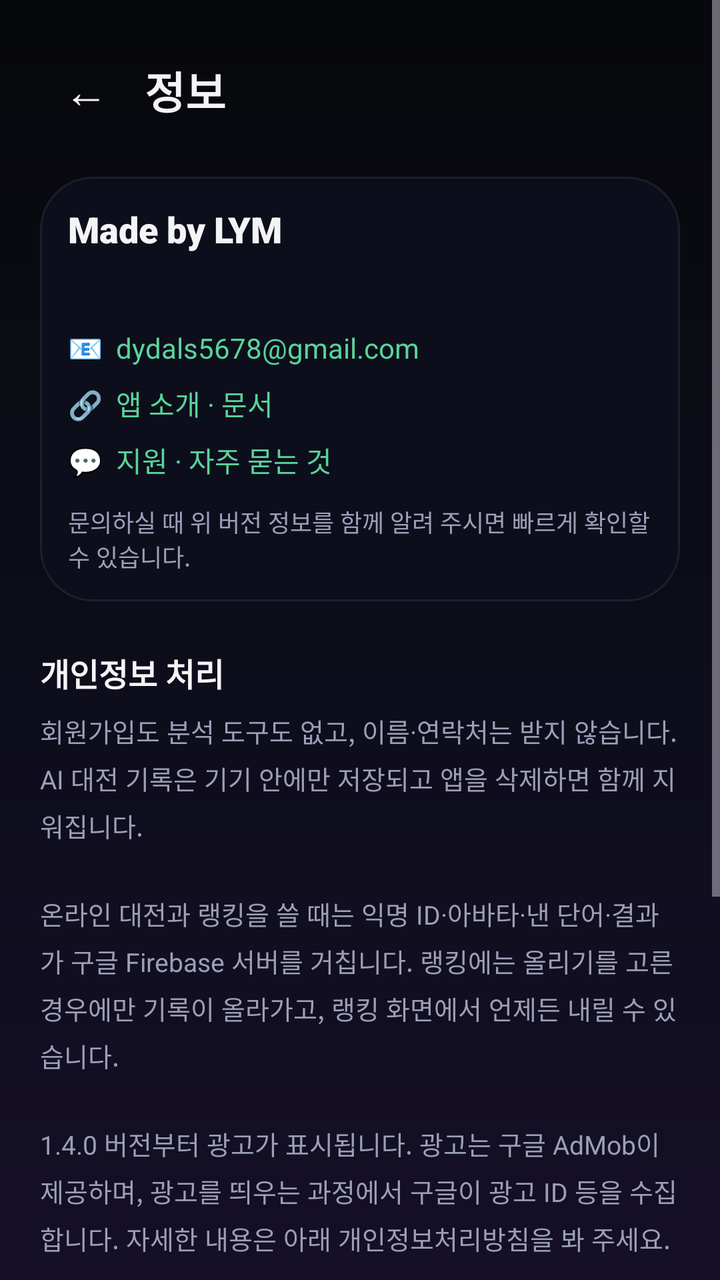
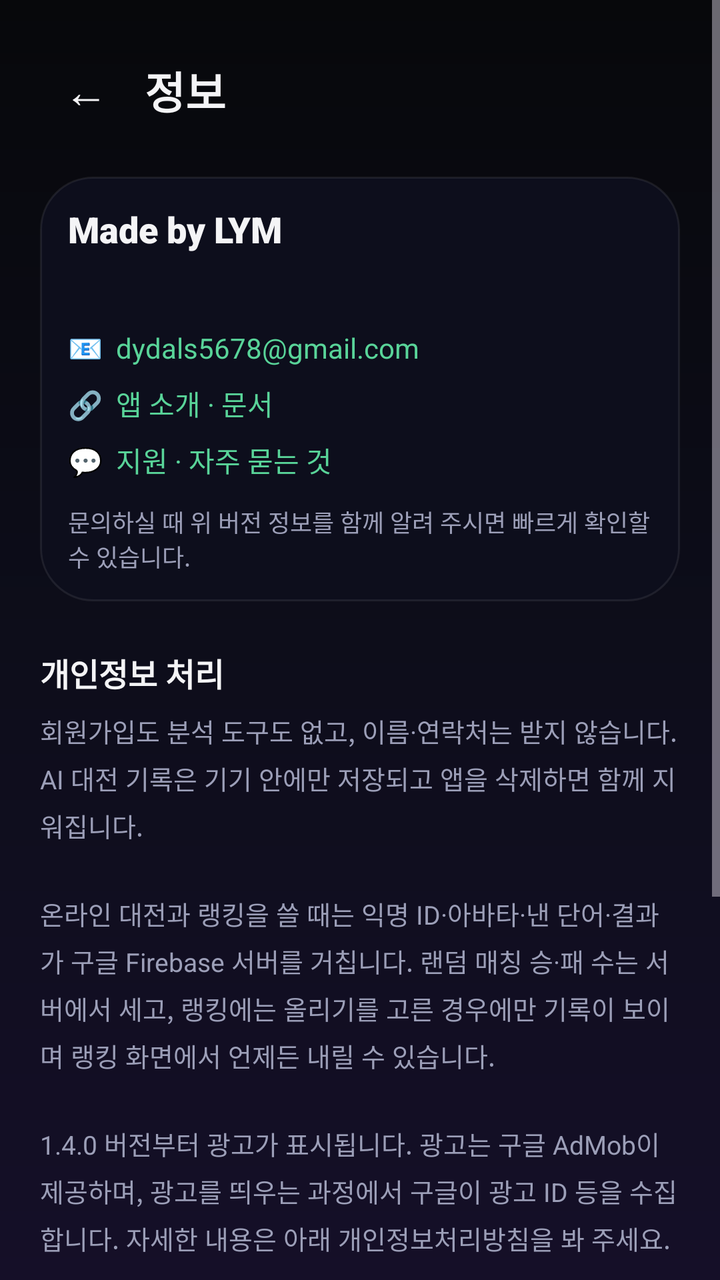

Screens rendered from an Android XML layout before and after an edit, with the pre-edit source and the edit as a unified diff.
<!-- AndroidManifest.xml: application theme Theme.KKeutmal -->
<!-- res/layout/activity_about.xml -->
<?xml version="1.0" encoding="utf-8"?>
<ScrollView xmlns:android="http://schemas.android.com/apk/res/android"
    xmlns:app="http://schemas.android.com/apk/res-auto"
    android:layout_width="match_parent"
    android:layout_height="match_parent"
    android:fillViewport="true"
    android:overScrollMode="never">

    <LinearLayout
        android:layout_width="match_parent"
        android:layout_height="wrap_content"
        android:orientation="vertical"
        android:padding="20dp">

        <LinearLayout
            android:layout_width="match_parent"
            android:layout_height="wrap_content"
            android:orientation="horizontal"
            android:gravity="center_vertical">

            <com.google.android.material.button.MaterialButton
                android:id="@+id/btnBack"
                style="?attr/borderlessButtonStyle"
                android:layout_width="wrap_content"
                android:layout_height="wrap_content"
                android:minWidth="0dp"
                android:text="←"
                android:textColor="@color/text_primary"
                android:textSize="22sp" />

            <TextView
                android:layout_width="0dp"
                android:layout_weight="1"
                android:layout_height="wrap_content"
                android:layout_marginStart="6dp"
                android:text="정보"
                android:textColor="@color/text_primary"
                android:textSize="22sp"
                android:fontFamily="sans-serif-black" />
        </LinearLayout>

        <LinearLayout
            android:layout_width="match_parent"
            android:layout_height="wrap_content"
            android:layout_marginTop="18dp"
            android:orientation="vertical"
            android:padding="14dp"
            android:background="@drawable/bg_input">

            <TextView
                android:layout_width="wrap_content"
                android:layout_height="wrap_content"
                android:text="Made by LYM"
                android:textColor="@color/text_primary"
                android:textSize="18sp"
                android:fontFamily="sans-serif-black" />

            <TextView
                android:id="@+id/tvVersion"
                android:layout_width="match_parent"
                android:layout_height="wrap_content"
                android:layout_marginTop="6dp"
                android:textColor="@color/text_dim"
                android:textSize="13sp"
                android:textIsSelectable="true" />

            <TextView
                android:id="@+id/tvMail"
                android:layout_width="match_parent"
                android:layout_height="wrap_content"
                android:layout_marginTop="10dp"
                android:paddingTop="4dp"
                android:paddingBottom="4dp"
                android:text="📧  dydals5678@gmail.com"
                android:textColor="@color/accent2"
                android:textSize="14sp"
                android:textIsSelectable="true" />

            <TextView
                android:id="@+id/tvDocs"
                android:layout_width="match_parent"
                android:layout_height="wrap_content"
                android:paddingTop="4dp"
                android:paddingBottom="4dp"
                android:text="🔗  앱 소개 · 문서"
                android:textColor="@color/accent2"
                android:textSize="14sp" />

            <TextView
                android:id="@+id/tvSupport"
                android:layout_width="match_parent"
                android:layout_height="wrap_content"
                android:paddingTop="4dp"
                android:paddingBottom="4dp"
                android:text="💬  지원 · 자주 묻는 것"
                android:textColor="@color/accent2"
                android:textSize="14sp" />

            <TextView
                android:layout_width="match_parent"
                android:layout_height="wrap_content"
                android:layout_marginTop="8dp"
                android:text="문의하실 때 위 버전 정보를 함께 알려 주시면 빠르게 확인할 수 있습니다."
                android:textColor="@color/text_dim"
                android:textSize="12sp" />
        </LinearLayout>

        <TextView
            android:layout_width="match_parent"
            android:layout_height="wrap_content"
            android:layout_marginTop="24dp"
            android:text="개인정보 처리"
            android:textColor="@color/text_primary"
            android:textSize="16sp"
            android:textStyle="bold" />

        <TextView
            android:layout_width="match_parent"
            android:layout_height="wrap_content"
            android:layout_marginTop="8dp"
            android:lineSpacingExtra="5dp"
            android:text="회원가입도 분석 도구도 없고, 이름·연락처는 받지 않습니다. AI 대전 기록은 기기 안에만 저장되고 앱을 삭제하면 함께 지워집니다.\n\n온라인 대전과 랭킹을 쓸 때는 익명 ID·아바타·낸 단어·결과가 구글 Firebase 서버를 거칩니다. 랭킹에는 올리기를 고른 경우에만 기록이 올라가고, 랭킹 화면에서 언제든 내릴 수 있습니다.\n\n1.4.0 버전부터 광고가 표시됩니다. 광고는 구글 AdMob이 제공하며, 광고를 띄우는 과정에서 구글이 광고 ID 등을 수집합니다. 자세한 내용은 아래 개인정보처리방침을 봐 주세요.\n\n마이크 권한은 음성으로 단어를 입력할 때만 쓰이며, 음성을 녹음하거나 저장하지 않습니다. 허용하지 않아도 키보드로 게임할 수 있습니다."
            android:textColor="@color/text_dim"
            android:textSize="13sp" />

        <TextView
            android:id="@+id/tvPrivacyPolicy"
            android:layout_width="match_parent"
            android:layout_height="wrap_content"
            android:layout_marginTop="10dp"
            android:paddingTop="4dp"
            android:paddingBottom="4dp"
            android:text="📄  개인정보처리방침 전문 보기"
            android:textColor="@color/accent2"
            android:textSize="14sp" />

        <TextView
            android:layout_width="match_parent"
            android:layout_height="wrap_content"
            android:layout_marginTop="24dp"
            android:text="사용한 자료와 라이선스"
            android:textColor="@color/text_primary"
            android:textSize="16sp"
            android:textStyle="bold" />

        <LinearLayout
            android:id="@+id/creditBox"
            android:layout_width="match_parent"
            android:layout_height="wrap_content"
            android:layout_marginTop="8dp"
            android:orientation="vertical" />

        <TextView
            android:id="@+id/tvMeaningNote"
            android:layout_width="match_parent"
            android:layout_height="wrap_content"
            android:layout_marginTop="12dp"
            android:lineSpacingExtra="4dp"
            android:textColor="@color/text_dim"
            android:textSize="12sp" />

        <TextView
            android:layout_width="match_parent"
            android:layout_height="wrap_content"
            android:layout_marginTop="10dp"
            android:layout_marginBottom="24dp"
            android:lineSpacingExtra="4dp"
            android:text="효과음과 배경음악은 전부 직접 합성해 만들었습니다."
            android:textColor="@color/text_dim"
            android:textSize="12sp" />
    </LinearLayout>
</ScrollView>
<!-- resources referenced by this layout -->
<resources>
  <color name="accent2">#59D499</color>
  <color name="text_dim">#9C9FB8</color>
  <color name="text_primary">#F4F4F6</color>
  <!-- drawable bg_input (drawable) -->
  <?xml version="1.0" encoding="utf-8"?>
  <shape xmlns:android="http://schemas.android.com/apk/res/android" android:shape="rectangle">
      <solid android:color="@color/input_bg" />
      <stroke android:width="1dp" android:color="@color/surface_stroke" />
      <corners android:radius="26dp" />
  </shape>
  <style name="Theme.KKeutmal" parent="Theme.Material3.Dark.NoActionBar">
          <item name="colorPrimary">@color/accent</item>
          <item name="colorOnPrimary">@color/text_on_accent</item>
          <item name="colorSecondary">@color/accent2</item>
          <item name="colorSurface">@color/surface</item>
          <item name="colorOnSurface">@color/text_primary</item>
          <item name="android:colorBackground">@color/bg_top</item>
          <item name="android:windowBackground">@drawable/bg_gradient</item>
          <item name="android:statusBarColor">@color/bg_top</item>
          <item name="android:navigationBarColor">@color/bg_bottom</item>
          <item name="android:windowLightStatusBar">false</item>
          <item name="android:textColor">@color/text_primary</item>
      </style>
  <color name="input_bg">#0D0E1C</color>
  <color name="surface_stroke">#14FFFFFF</color>
  <color name="accent">#7C6CFF</color>
  <color name="text_on_accent">#FFFFFF</color>
  <color name="surface">#111225</color>
  <color name="bg_top">#07080B</color>
  <!-- drawable bg_gradient (drawable) -->
  <?xml version="1.0" encoding="utf-8"?>
  <shape xmlns:android="http://schemas.android.com/apk/res/android" android:shape="rectangle">
      <gradient
          android:angle="270"
          android:startColor="@color/bg_top"
          android:centerColor="#0D0D1A"
          android:endColor="@color/bg_bottom" />
  </shape>
  <color name="bg_bottom">#150F28</color>
</resources>

<!-- the commit's change to res/layout/activity_about.xml (unified diff, before → after) -->
@@ -119,7 +119,7 @@
             android:layout_height="wrap_content"
             android:layout_marginTop="8dp"
             android:lineSpacingExtra="5dp"
-            android:text="회원가입도 분석 도구도 없고, 이름·연락처는 받지 않습니다. AI 대전 기록은 기기 안에만 저장되고 앱을 삭제하면 함께 지워집니다.\n\n온라인 대전과 랭킹을 쓸 때는 익명 ID·아바타·낸 단어·결과가 구글 Firebase 서버를 거칩니다. 랭킹에는 올리기를 고른 경우에만 기록이 올라가고, 랭킹 화면에서 언제든 내릴 수 있습니다.\n\n1.4.0 버전부터 광고가 표시됩니다. 광고는 구글 AdMob이 제공하며, 광고를 띄우는 과정에서 구글이 광고 ID 등을 수집합니다. 자세한 내용은 아래 개인정보처리방침을 봐 주세요.\n\n마이크 권한은 음성으로 단어를 입력할 때만 쓰이며, 음성을 녹음하거나 저장하지 않습니다. 허용하지 않아도 키보드로 게임할 수 있습니다."
+            android:text="회원가입도 분석 도구도 없고, 이름·연락처는 받지 않습니다. AI 대전 기록은 기기 안에만 저장되고 앱을 삭제하면 함께 지워집니다.\n\n온라인 대전과 랭킹을 쓸 때는 익명 ID·아바타·낸 단어·결과가 구글 Firebase 서버를 거칩니다. 랜덤 매칭 승·패 수는 서버에서 세고, 랭킹에는 올리기를 고른 경우에만 기록이 보이며 랭킹 화면에서 언제든 내릴 수 있습니다.\n\n1.4.0 버전부터 광고가 표시됩니다. 광고는 구글 AdMob이 제공하며, 광고를 띄우는 과정에서 구글이 광고 ID 등을 수집합니다. 자세한 내용은 아래 개인정보처리방침을 봐 주세요.\n\n마이크 권한은 음성으로 단어를 입력할 때만 쓰이며, 음성을 녹음하거나 저장하지 않습니다. 허용하지 않아도 키보드로 게임할 수 있습니다."
             android:textColor="@color/text_dim"
             android:textSize="13sp" />
 
